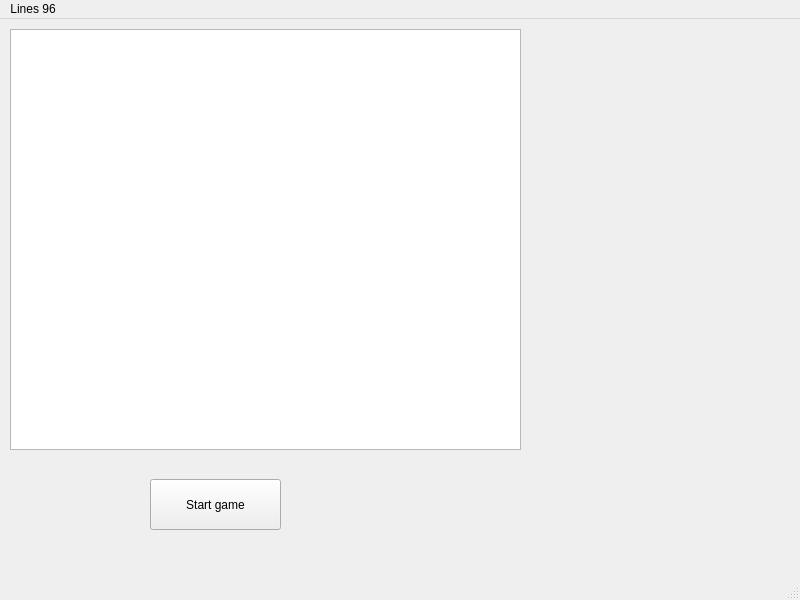
Old version of the form kuznetsova_t_a/cursovaya/Game/window.ui in the repository LavanderSea/MISIS.
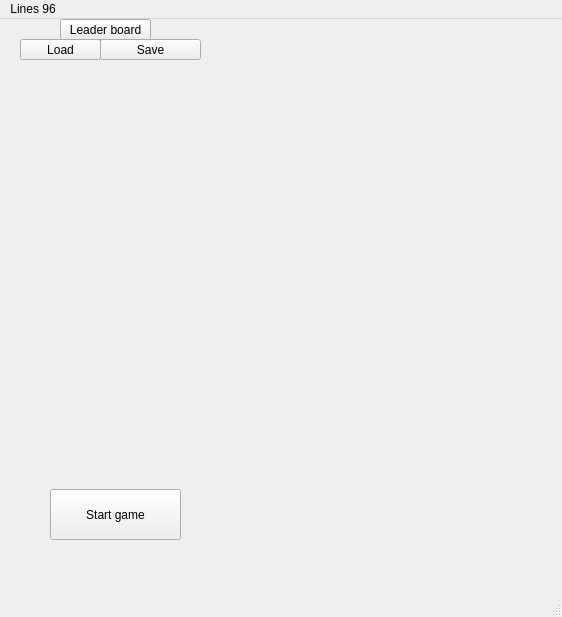
New version of the form.

Diff of the .ui file:
```diff
--- a/kuznetsova_t_a/cursovaya/Game/window.ui
+++ b/kuznetsova_t_a/cursovaya/Game/window.ui
@@ -6,8 +6,8 @@
    <rect>
     <x>0</x>
     <y>0</y>
-    <width>800</width>
-    <height>600</height>
+    <width>562</width>
+    <height>617</height>
    </rect>
   </property>
   <property name="windowTitle">
@@ -17,8 +17,8 @@
    <widget class="QPushButton" name="startGameButton">
     <property name="geometry">
      <rect>
-      <x>150</x>
-      <y>460</y>
+      <x>50</x>
+      <y>470</y>
       <width>131</width>
       <height>51</height>
      </rect>
@@ -30,20 +30,80 @@
      <string>Start game</string>
     </property>
    </widget>
-   <widget class="QGraphicsView" name="Scene">
+   <widget class="QWidget" name="gridLayoutWidget">
     <property name="geometry">
      <rect>
-      <x>10</x>
-      <y>10</y>
-      <width>511</width>
-      <height>421</height>
+      <x>20</x>
+      <y>60</y>
+      <width>381</width>
+      <height>361</height>
      </rect>
     </property>
-    <property name="sizePolicy">
-     <sizepolicy hsizetype="Fixed" vsizetype="Fixed">
-      <horstretch>90</horstretch>
-      <verstretch>90</verstretch>
-     </sizepolicy>
+    <layout class="QGridLayout" name="gridLayout" rowstretch="0">
+     <property name="sizeConstraint">
+      <enum>QLayout::SetDefaultConstraint</enum>
+     </property>
+     <property name="spacing">
+      <number>9</number>
+     </property>
+    </layout>
+   </widget>
+   <widget class="QLabel" name="score">
+    <property name="geometry">
+     <rect>
+      <x>250</x>
+      <y>20</y>
+      <width>151</width>
+      <height>31</height>
+     </rect>
+    </property>
+    <property name="text">
+     <string/>
+    </property>
+   </widget>
+   <widget class="QPushButton" name="saveGameButton">
+    <property name="geometry">
+     <rect>
+      <x>100</x>
+      <y>20</y>
+      <width>101</width>
+      <height>21</height>
+     </rect>
+    </property>
+    <property name="styleSheet">
+     <string notr="true">font: 75 7pt &quot;Cambria&quot;;</string>
+    </property>
+    <property name="text">
+     <string>Save</string>
+    </property>
+   </widget>
+   <widget class="QPushButton" name="loadGameButton">
+    <property name="geometry">
+     <rect>
+      <x>20</x>
+      <y>20</y>
+      <width>81</width>
+      <height>21</height>
+     </rect>
+    </property>
+    <property name="styleSheet">
+     <string notr="true">font: 75 7pt &quot;Cambria&quot;;</string>
+    </property>
+    <property name="text">
+     <string>Load</string>
+    </property>
+   </widget>
+   <widget class="QPushButton" name="leadBoardButton">
+    <property name="geometry">
+     <rect>
+      <x>60</x>
+      <y>0</y>
+      <width>91</width>
+      <height>21</height>
+     </rect>
+    </property>
+    <property name="text">
+     <string>Leader board</string>
     </property>
    </widget>
   </widget>
@@ -52,7 +112,7 @@
     <rect>
      <x>0</x>
      <y>0</y>
-     <width>800</width>
+     <width>562</width>
      <height>26</height>
     </rect>
    </property>
```
